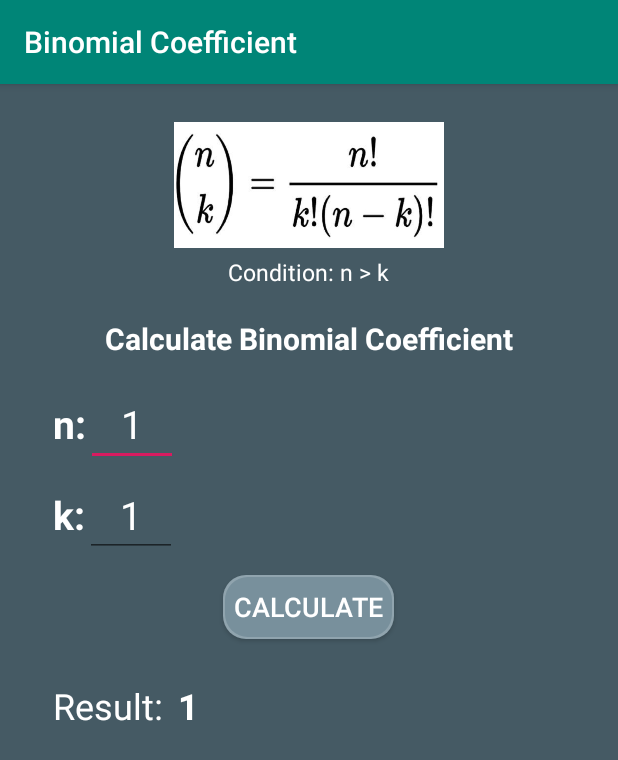
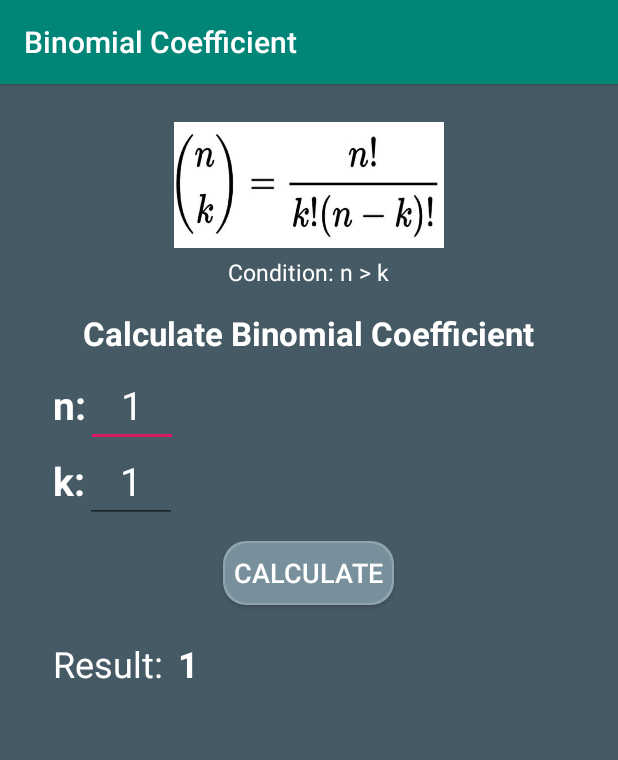
Before and after one commit to triskelion16/Binomial_coefficient, an Android app: the screen it shows after launch (MainActivity), on a phone screen of 412 x 824 dp. Shown: the top 760 px of the screen. Run offline under Robolectric (Android 15) with nearby library versions, the light colour scheme and no system bars.

```diff
--- a/app/src/main/res/layout/activity_main.xml
+++ b/app/src/main/res/layout/activity_main.xml
@@ -33,9 +33,9 @@
         android:layout_height="wrap_content"
         android:layout_centerHorizontal="true"
         android:layout_below="@id/conditionTextView"
-        android:layout_marginTop="20dp"
+        android:layout_marginTop="15dp"
         android:text="@string/calculate_binomial_coefficient"
-        android:textSize="20sp"
+        android:textSize="22sp"
         android:textColor="#FFF"
         android:textStyle="bold"/>
 
@@ -44,7 +44,7 @@
         android:layout_width="wrap_content"
         android:layout_height="wrap_content"
         android:layout_below="@id/mainTextView"
-        android:layout_marginTop="25dp"
+        android:layout_marginTop="15dp"
         android:layout_marginStart="35dp"
         android:text="@string/n"
         android:textSize="26sp"
@@ -56,7 +56,7 @@
         android:layout_width="wrap_content"
         android:layout_height="wrap_content"
         android:layout_below="@id/mainTextView"
-        android:layout_marginTop="15dp"
+        android:layout_marginTop="5dp"
         android:layout_toEndOf="@id/nTextView"
         android:textAlignment="center"
         android:ems="2"
@@ -72,7 +72,7 @@
         android:layout_width="wrap_content"
         android:layout_height="wrap_content"
         android:layout_below="@id/nTextView"
-        android:layout_marginTop="25dp"
+        android:layout_marginTop="15dp"
         android:layout_marginStart="35dp"
         android:text="@string/k"
         android:textSize="26sp"
@@ -84,7 +84,7 @@
         android:layout_width="wrap_content"
         android:layout_height="wrap_content"
         android:layout_below="@id/nTextView"
-        android:layout_marginTop="15dp"
+        android:layout_marginTop="5dp"
         android:layout_toEndOf="@id/kTextView"
         android:textAlignment="center"
         android:ems="2"
@@ -113,7 +113,7 @@
         android:layout_width="wrap_content"
         android:layout_height="wrap_content"
         android:layout_below="@id/calculateButton"
-        android:layout_marginTop="25dp"
+        android:layout_marginTop="20dp"
         android:layout_marginStart="35dp"
         android:text="@string/result"
         android:textSize="24sp"
@@ -124,7 +124,7 @@
         android:layout_width="wrap_content"
         android:layout_height="wrap_content"
         android:layout_below="@id/calculateButton"
-        android:layout_marginTop="25dp"
+        android:layout_marginTop="20dp"
         android:layout_toEndOf="@id/resultTextView"
         android:layout_marginStart="10dp"
         android:text="@string/_1_3"
--- a/app/src/main/res/mipmap-anydpi-v26/ic_launcher.xml
+++ b/app/src/main/res/mipmap-anydpi-v26/ic_launcher.xml
@@ -1,5 +1,5 @@
 <?xml version="1.0" encoding="utf-8"?>
 <adaptive-icon xmlns:android="http://schemas.android.com/apk/res/android">
-    <background android:drawable="@drawable/ic_launcher_background" />
-    <foreground android:drawable="@drawable/ic_launcher_foreground" />
+    <background android:drawable="@color/ic_launcher_background"/>
+    <foreground android:drawable="@mipmap/ic_launcher_foreground"/>
 </adaptive-icon>
--- a/app/src/main/res/mipmap-anydpi-v26/ic_launcher_round.xml
+++ b/app/src/main/res/mipmap-anydpi-v26/ic_launcher_round.xml
@@ -1,5 +1,5 @@
 <?xml version="1.0" encoding="utf-8"?>
 <adaptive-icon xmlns:android="http://schemas.android.com/apk/res/android">
-    <background android:drawable="@drawable/ic_launcher_background" />
-    <foreground android:drawable="@drawable/ic_launcher_foreground" />
+    <background android:drawable="@color/ic_launcher_background"/>
+    <foreground android:drawable="@mipmap/ic_launcher_foreground"/>
 </adaptive-icon>
--- /dev/null
+++ b/app/src/main/res/values/ic_launcher_background.xml
@@ -0,0 +1,4 @@
+<?xml version="1.0" encoding="utf-8"?>
+<resources>
+    <color name="ic_launcher_background">#FFFFFF</color>
+</resources>
```
Also changed, not shown: app/src/main/ic_launcher-web.png, app/src/main/res/mipmap-hdpi/ic_launcher.png, app/src/main/res/mipmap-hdpi/ic_launcher_foreground.png (added), app/src/main/res/mipmap-hdpi/ic_launcher_round.png, app/src/main/res/mipmap-mdpi/ic_launcher.png, app/src/main/res/mipmap-mdpi/ic_launcher_foreground.png (added), app/src/main/res/mipmap-mdpi/ic_launcher_round.png, app/src/main/res/mipmap-xhdpi/ic_launcher.png, app/src/main/res/mipmap-xhdpi/ic_launcher_foreground.png (added), app/src/main/res/mipmap-xhdpi/ic_launcher_round.png, app/src/main/res/mipmap-xxhdpi/ic_launcher.png, app/src/main/res/mipmap-xxhdpi/ic_launcher_foreground.png (added), app/src/main/res/mipmap-xxhdpi/ic_launcher_round.png, app/src/main/res/mipmap-xxxhdpi/ic_launcher.png, 2 more files.
